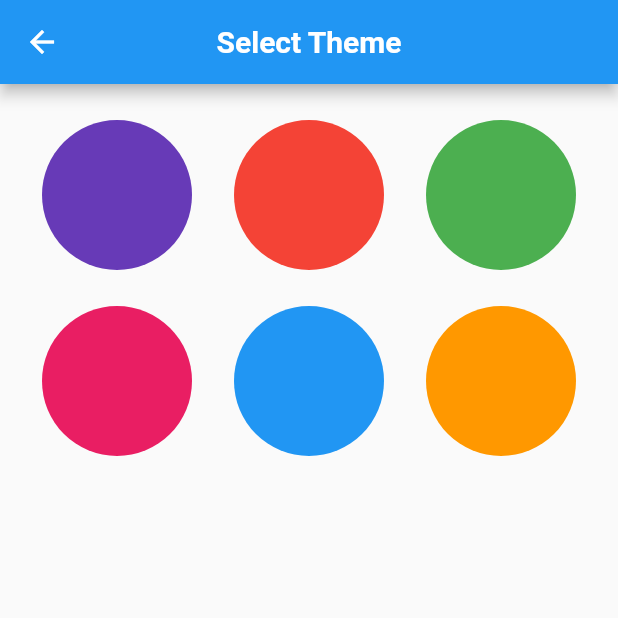
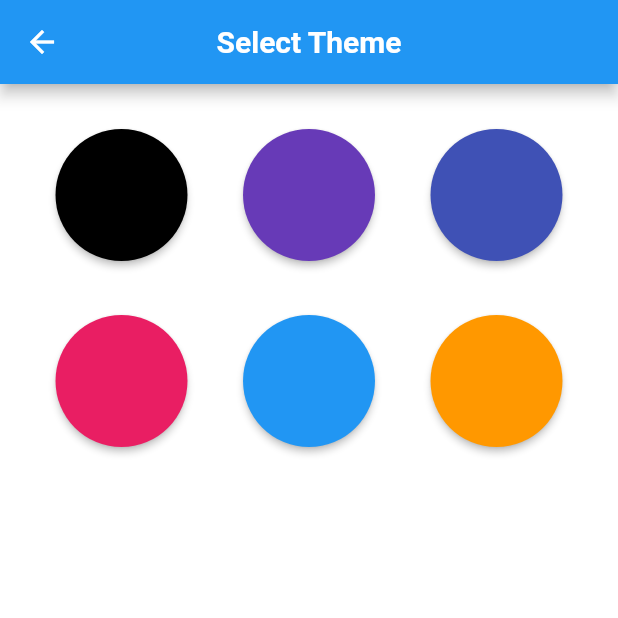
Before and after one commit to SahilSK202/MyDiary, a Flutter app: the screen it shows after launch, after a tap on "Theme", on a phone screen of 412 x 824 dp, the top half of it. Run offline on Flutter 3.47's test engine with Material 2 defaults, Android fonts, the light colour scheme and no system bars; our stand-ins replace image_picker, shared_preferences, table_calendar.

Commit message:
Added themes black and blue only

```diff
--- /dev/null
+++ b/lib/constants/themes.dart
@@ -0,0 +1,17 @@
+import 'package:flutter/material.dart';
+
+ThemeData activeTheme = lightBlueTheme;
+
+final darkBlackTheme = ThemeData(
+    primaryColor: Colors.black,
+    canvasColor: Colors.grey,
+    brightness: Brightness.dark);
+// final darkPurpleTheme = ThemeData();
+// final darkIndigoTheme = ThemeData();
+
+// final lightPinkTheme = ThemeData();
+final lightBlueTheme = ThemeData(
+    primaryColor: Colors.blue,
+    canvasColor: Colors.white,
+    brightness: Brightness.light);
+// final lightOrangeTheme = ThemeData();
--- a/lib/main.dart
+++ b/lib/main.dart
@@ -1,5 +1,8 @@
 import 'package:flutter/material.dart';
+import 'package:provider/provider.dart';
+import 'package:slambook/constants/themes.dart';
 import 'package:slambook/screens/add_note.dart';
+import 'package:slambook/utils/theme_notifier.dart';
 import 'package:slambook/utils/user_preferences.dart';
 import 'screens/home.dart';
 
@@ -7,7 +10,20 @@ import 'screens/home.dart';
 Future main() async {
   WidgetsFlutterBinding.ensureInitialized();
   await UserSimplePreferences.init();
-  runApp(const MyApp());
+  var themeColor = UserSimplePreferences.getTheme();
+  if (themeColor == Colors.black.toString()) {
+    activeTheme = darkBlackTheme;
+  } else if (themeColor == Colors.blue.toString()) {
+    activeTheme = lightBlueTheme;
+  }
+  runApp(MultiProvider(
+    providers: [
+      ChangeNotifierProvider(
+        create: (context) => ThemeNotifier(activeTheme),
+      )
+    ],
+    child: const MyApp(),
+  ));
 }
 
 class MyApp extends StatelessWidget {
@@ -15,7 +31,9 @@ class MyApp extends StatelessWidget {
 
   @override
   Widget build(BuildContext context) {
+    final themeNotifier = Provider.of<ThemeNotifier>(context);
     return MaterialApp(
+      theme: themeNotifier.getTheme,
       routes: {'/addNote': (context) => const AddNoteScreen()},
       debugShowCheckedModeBanner: false,
       home: const HomeScreen(),
--- a/lib/screens/home.dart
+++ b/lib/screens/home.dart
@@ -106,7 +106,7 @@ class _HomeScreenState extends State<HomeScreen> {
       crossAxisAlignment: CrossAxisAlignment.start,
       children: [
         Container(
-          color: const Color.fromARGB(255, 201, 236, 248),
+          // color: const Color.fromARGB(255, 201, 236, 248),
           child: Padding(
             padding: const EdgeInsets.symmetric(horizontal: 24.0),
             child: Column(
--- a/lib/screens/theme.dart
+++ b/lib/screens/theme.dart
@@ -1,5 +1,4 @@
 import 'package:flutter/material.dart';
-import 'package:flutter_staggered_grid_view/flutter_staggered_grid_view.dart';
 import 'package:slambook/widgets/theme_tile_view.dart';
 
 class ThemeScreen extends StatefulWidget {
@@ -37,9 +36,9 @@ class _ThemeScreenState extends State<ThemeScreen> {
           child: Row(
             mainAxisAlignment: MainAxisAlignment.spaceEvenly,
             children: const [
+              ThemeTileView(color: Colors.black),
               ThemeTileView(color: Colors.deepPurple),
-              ThemeTileView(color: Colors.red),
-              ThemeTileView(color: Colors.green),
+              ThemeTileView(color: Colors.indigo),
             ],
           ),
         ),
--- /dev/null
+++ b/lib/utils/theme_notifier.dart
@@ -0,0 +1,12 @@
+import 'package:flutter/material.dart';
+
+class ThemeNotifier extends ChangeNotifier {
+  late ThemeData _themeData;
+  ThemeNotifier(this._themeData);
+  ThemeData get getTheme => _themeData;
+
+  setTheme(ThemeData themeData) {
+    _themeData = themeData;
+    notifyListeners();
+  }
+}
--- a/lib/utils/user_preferences.dart
+++ b/lib/utils/user_preferences.dart
@@ -1,10 +1,12 @@
 import 'dart:convert';
+import 'package:flutter/material.dart';
 import 'package:shared_preferences/shared_preferences.dart';
 
 class UserSimplePreferences {
   static SharedPreferences? _preferences;
 
   static const _key = "notes";
+  static const _theme = "theme";
 
   // Function to get instance of UserSimplePreferences
   static Future init() async {
@@ -23,4 +25,17 @@ class UserSimplePreferences {
       return _preferences?.getString(_key) as String;
     }
   }
+
+  // Function to set Theme as string in shared_preferences
+  static Future setTheme(String color) async =>
+      await _preferences?.setString(_theme, color);
+
+  // Function to get Theme as string in shared_preferences
+  static String getTheme() {
+    if (_preferences?.getString(_theme) == null) {
+      return Colors.blue.toString();
+    } else {
+      return _preferences?.getString(_theme) as String;
+    }
+  }
 }
--- a/lib/widgets/theme_tile_view.dart
+++ b/lib/widgets/theme_tile_view.dart
@@ -1,4 +1,8 @@
 import 'package:flutter/material.dart';
+import 'package:provider/provider.dart';
+import 'package:slambook/constants/themes.dart';
+import 'package:slambook/utils/theme_notifier.dart';
+import 'package:slambook/utils/user_preferences.dart';
 
 class ThemeTileView extends StatelessWidget {
   final Color color;
@@ -6,17 +10,27 @@ class ThemeTileView extends StatelessWidget {
 
   @override
   Widget build(BuildContext context) {
-    return InkWell(
-      borderRadius: BorderRadius.circular(100),
-      child: Container(
-        height: 100,
-        width: 100,
-        decoration: BoxDecoration(
-            color: color, borderRadius: BorderRadius.circular(100)),
-      ),
-      onTap: () {
+    final themeNotifier = Provider.of<ThemeNotifier>(context);
+    themeNotifier.getTheme;
+
+    return MaterialButton(
+      color: color,
+      height: 100,
+      shape: const CircleBorder(),
+      onPressed: () {
         print(color);
+        onThemeChanged(color.toString(), themeNotifier);
       },
     );
   }
+
+  void onThemeChanged(String value, ThemeNotifier themeNotifier) {
+    if (value == Colors.black.toString()) {
+      themeNotifier = themeNotifier.setTheme(darkBlackTheme);
+    } else if (value == Colors.blue.toString()) {
+      themeNotifier = themeNotifier.setTheme(lightBlueTheme);
+    }
+
+    UserSimplePreferences.setTheme(value);
+  }
 }
--- a/pubspec.yaml
+++ b/pubspec.yaml
@@ -41,6 +41,7 @@ dependencies:
   shared_preferences: ^2.0.15
   image_picker: ^0.8.6
   flutter_staggered_grid_view: ^0.6.2
+  provider: ^6.0.4
 
 dev_dependencies:
   flutter_test:
```
Also changed, not shown: pubspec.lock.
